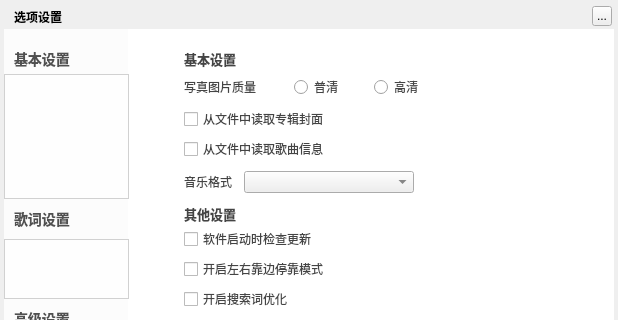
Old version of the form TTKModule/TTKWidget/musicUiKits/musicWidgetKits/musicsettingwidget.ui in the repository Greedysky/TTKMusicPlayer; both pictures show x 0 to 618 and y 0 to 320 of the 618 by 458 pixel window.
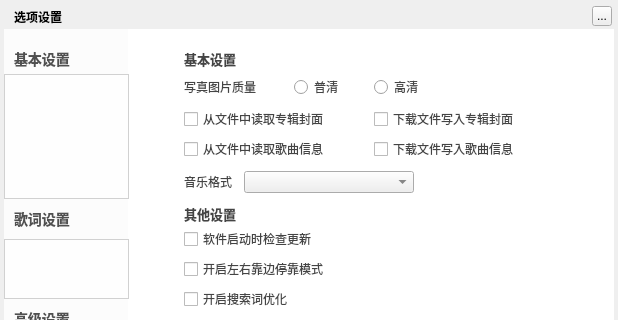
New version of the form. The open tabs and pages were chosen to show the change. Custom widgets are drawn as their Qt base class.

Commit message: Add music tag meta info[201348]

```diff
--- a/TTKModule/TTKWidget/musicUiKits/musicWidgetKits/musicsettingwidget.ui
+++ b/TTKModule/TTKWidget/musicUiKits/musicWidgetKits/musicsettingwidget.ui
@@ -1046,7 +1046,7 @@
       <rect>
        <x>40</x>
        <y>80</y>
-       <width>271</width>
+       <width>190</width>
        <height>20</height>
       </rect>
      </property>
@@ -1059,7 +1059,7 @@
       <rect>
        <x>40</x>
        <y>110</y>
-       <width>271</width>
+       <width>190</width>
        <height>20</height>
       </rect>
      </property>
@@ -1134,6 +1134,32 @@
       <string>开启歌词KTV模式</string>
      </property>
     </widget>
+    <widget class="QCheckBox" name="otherAlbumCoverWCheckBox">
+     <property name="geometry">
+      <rect>
+       <x>230</x>
+       <y>80</y>
+       <width>190</width>
+       <height>20</height>
+      </rect>
+     </property>
+     <property name="text">
+      <string>下载文件写入专辑封面</string>
+     </property>
+    </widget>
+    <widget class="QCheckBox" name="otherInfoWCheckBox">
+     <property name="geometry">
+      <rect>
+       <x>230</x>
+       <y>110</y>
+       <width>190</width>
+       <height>20</height>
+      </rect>
+     </property>
+     <property name="text">
+      <string>下载文件写入歌曲信息</string>
+     </property>
+    </widget>
    </widget>
    <widget class="QWidget" name="five">
     <widget class="QLabel" name="DbaseSetSongWordWidget">
```
Left out of the diff: 2 changed lines with no effect on the pictures. The commit also changes 11 other files.
